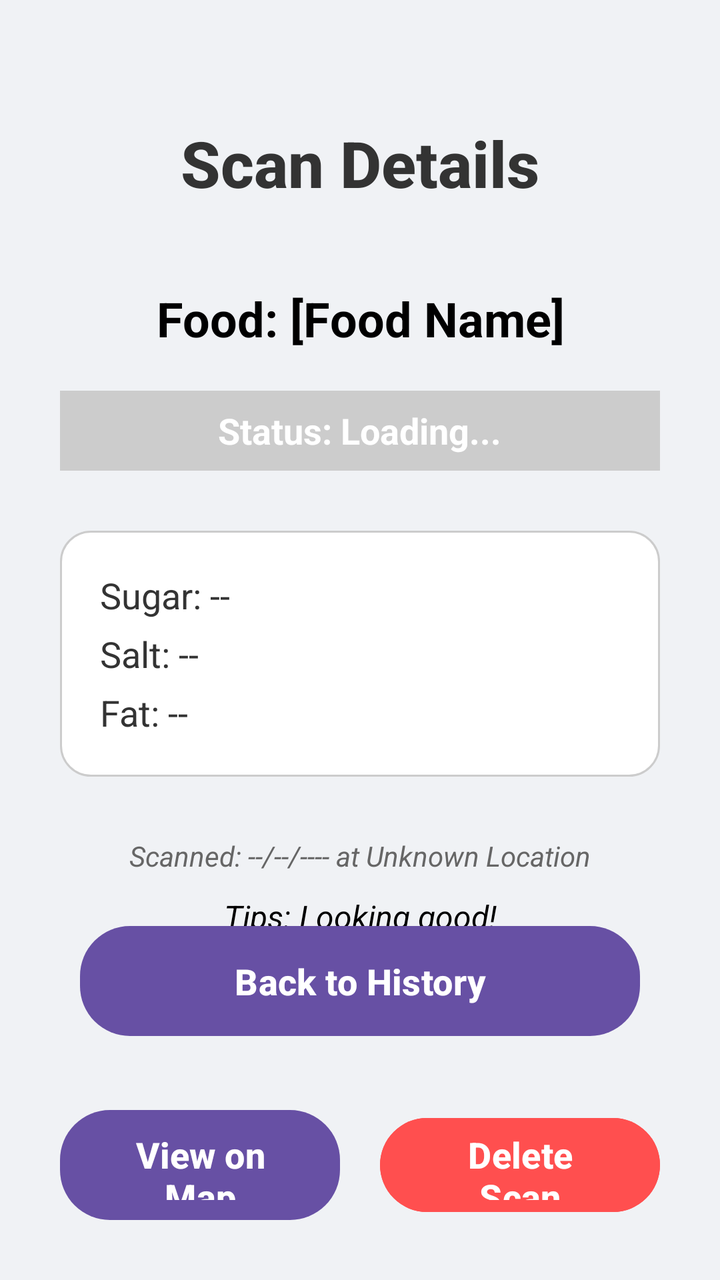
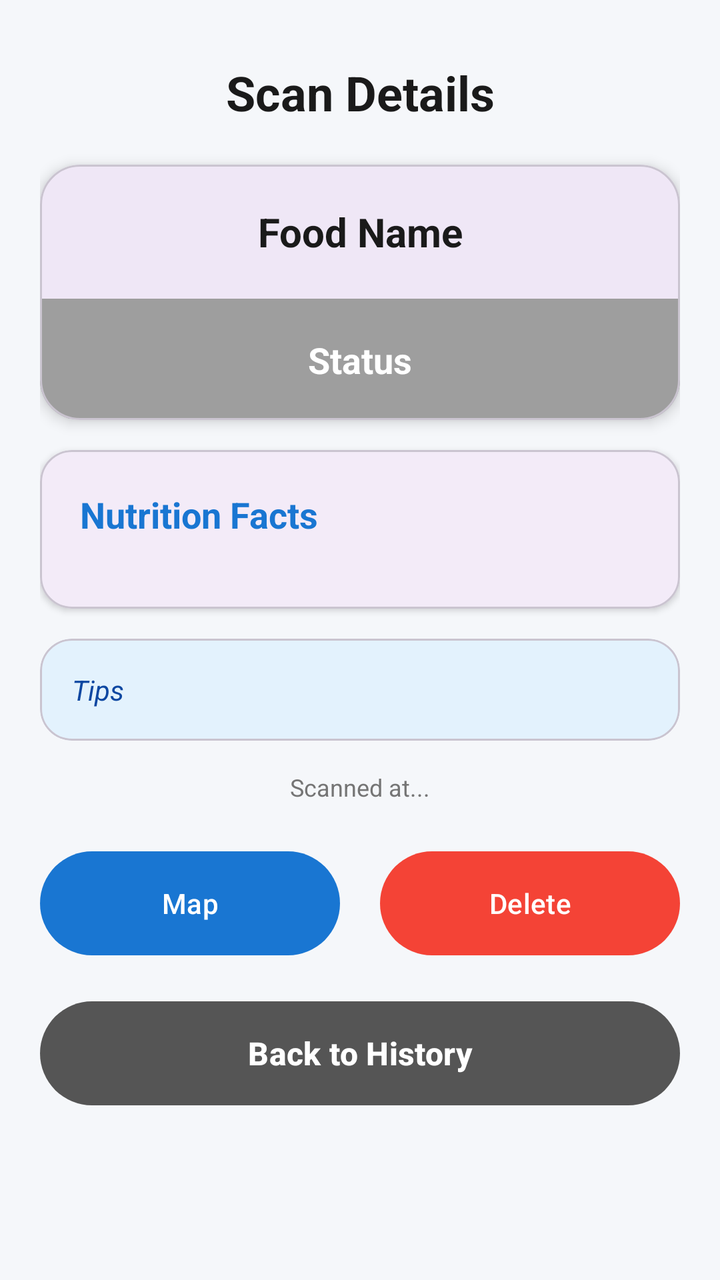

An Android layout rendered at two revisions. The XML below is the earlier revision; the diff shows what the commit changed to produce the second picture.
<!-- AndroidManifest.xml: application theme Theme.NutriScan -->
<!-- res/layout/activity_history_detail.xml -->
<?xml version="1.0" encoding="utf-8"?>
<RelativeLayout xmlns:android="http://schemas.android.com/apk/res/android"
    xmlns:app="http://schemas.android.com/apk/res-auto"
    xmlns:tools="http://schemas.android.com/tools"
    android:layout_width="match_parent"
    android:layout_height="match_parent"
    android:background="#F0F2F5"
    tools:context=".HistoryDetailActivity">

    <TextView
        android:id="@+id/textViewDetailTitle"
        android:layout_width="wrap_content"
        android:layout_height="wrap_content"
        android:layout_centerHorizontal="true"
        android:layout_marginTop="60dp"
        android:text="Scan Details"
        android:textColor="#333333"
        android:textSize="32sp"
        android:textStyle="bold"
        android:fontFamily="sans-serif-medium"
        />

    <TextView
        android:id="@+id/textViewDetailFoodName"
        android:layout_width="match_parent"
        android:layout_height="wrap_content"
        android:layout_below="@+id/textViewDetailTitle"
        android:layout_marginStart="30dp"
        android:layout_marginEnd="30dp"
        android:layout_marginTop="40dp"
        android:text="Food: [Food Name]"
        android:textColor="#000000"
        android:textSize="24sp"
        android:textStyle="bold"
        android:gravity="center_horizontal"
        />

    <View
        android:id="@+id/detailHealthStatusIndicator"
        android:layout_width="match_parent"
        android:layout_height="40dp"
        android:layout_below="@+id/textViewDetailFoodName"
        android:layout_marginStart="30dp"
        android:layout_marginEnd="30dp"
        android:layout_marginTop="20dp"
        android:background="#CCCCCC"
        />

    <TextView
        android:id="@+id/textViewDetailHealthStatus"
        android:layout_width="wrap_content"
        android:layout_height="wrap_content"
        android:layout_alignTop="@+id/detailHealthStatusIndicator"
        android:layout_alignBottom="@+id/detailHealthStatusIndicator"
        android:layout_centerHorizontal="true"
        android:gravity="center_vertical"
        android:text="Status: Loading..."
        android:textColor="#FFFFFF"
        android:textSize="18sp"
        android:textStyle="bold"
        />

    <LinearLayout
        android:id="@+id/linearLayoutNutritionDetails"
        android:layout_width="match_parent"
        android:layout_height="wrap_content"
        android:layout_below="@+id/detailHealthStatusIndicator"
        android:layout_marginStart="30dp"
        android:layout_marginEnd="30dp"
        android:layout_marginTop="30dp"
        android:orientation="vertical"
        android:background="@drawable/rounded_edittext_background"
        android:padding="20dp"
        >

        <TextView
            android:id="@+id/textViewDetailSugar"
            android:layout_width="match_parent"
            android:layout_height="wrap_content"
            android:text="Sugar: --"
            android:textColor="#333333"
            android:textSize="18sp"
            android:paddingBottom="5dp"
            />

        <TextView
            android:id="@+id/textViewDetailSalt"
            android:layout_width="match_parent"
            android:layout_height="wrap_content"
            android:text="Salt: --"
            android:textColor="#333333"
            android:textSize="18sp"
            android:paddingBottom="5dp"
            />

        <TextView
            android:id="@+id/textViewDetailFat"
            android:layout_width="match_parent"
            android:layout_height="wrap_content"
            android:text="Fat: --"
            android:textColor="#333333"
            android:textSize="18sp"
            />
    </LinearLayout>

    <TextView
        android:id="@+id/textViewDetailLocationDate"
        android:layout_width="match_parent"
        android:layout_height="wrap_content"
        android:layout_below="@+id/linearLayoutNutritionDetails"
        android:layout_marginStart="30dp"
        android:layout_marginEnd="30dp"
        android:layout_marginTop="30dp"
        android:text="Scanned: --/--/---- at Unknown Location"
        android:textColor="#666666"
        android:textSize="14sp"
        android:gravity="center_horizontal"
        android:textStyle="italic"
        />

    <TextView
        android:id="@+id/textViewDetailTips"
        android:layout_width="match_parent"
        android:layout_height="wrap_content"
        android:layout_below="@+id/textViewDetailLocationDate"
        android:layout_marginStart="30dp"
        android:layout_marginEnd="30dp"
        android:layout_marginTop="10dp"
        android:text="Tips: Looking good!"
        android:textColor="#000000"
        android:textSize="16sp"
        android:textStyle="italic"
        android:gravity="center_horizontal"
        />

    <LinearLayout
        android:layout_width="match_parent"
        android:layout_height="wrap_content"
        android:layout_alignParentBottom="true"
        android:orientation="horizontal"
        android:gravity="center"
        android:layout_marginBottom="30dp"
        android:layout_marginStart="30dp"
        android:layout_marginEnd="30dp"
        >

        <Button
            android:id="@+id/buttonViewOnMap"
            android:layout_width="0dp"
            android:layout_height="55dp"
            android:layout_marginEnd="10dp"
            android:layout_weight="1"
            android:background="@drawable/rounded_button_background"
            android:foreground="?attr/selectableItemBackground"
            android:text="View on Map"
            android:textColor="#FFFFFF"
            android:textSize="18sp"
            android:textStyle="bold" />

        <Button
            android:id="@+id/buttonDeleteScan"
            android:layout_width="0dp"
            android:layout_height="55dp"
            android:layout_marginStart="10dp"
            android:layout_weight="1"
            android:backgroundTint="#FF4F4F"
            android:foreground="?attr/selectableItemBackground"
            android:text="Delete Scan"
            android:textColor="#FFFFFF"
            android:textSize="18sp"
            android:textStyle="bold" />
    </LinearLayout>

    <Button
        android:id="@+id/buttonBackFromDetail"
        android:layout_width="match_parent"
        android:layout_height="55dp"
        android:layout_alignParentBottom="true"
        android:layout_marginStart="40dp"
        android:layout_marginEnd="40dp"
        android:layout_marginBottom="122dp"
        android:background="@drawable/rounded_button_background"
        android:foreground="?attr/selectableItemBackground"
        android:text="Back to History"
        android:textColor="#FFFFFF"
        android:textSize="18sp"
        android:textStyle="bold" />

</RelativeLayout>
<!-- resources referenced by this layout -->
<resources>
  <!-- drawable rounded_button_background (drawable) -->
  <?xml version="1.0" encoding="utf-8"?>
  <shape xmlns:android="http://schemas.android.com/apk/res/android"
      android:shape="rectangle">
      <gradient
          android:startColor="#007BFF"
          android:endColor="#0056b3"
          android:angle="90" />
      <corners android:radius="25dp" />
  </shape>
  <!-- drawable rounded_edittext_background (drawable) -->
  <?xml version="1.0" encoding="utf-8"?>
  <shape xmlns:android="http://schemas.android.com/apk/res/android"
      android:shape="rectangle">
      <solid android:color="#FFFFFF" />
      <corners android:radius="15dp" />
      <stroke android:width="1dp" android:color="#CCCCCC" />
  </shape>
  <style name="Theme.NutriScan" parent="Base.Theme.NutriScan" />
  <style name="Base.Theme.NutriScan" parent="Theme.Material3.DayNight.NoActionBar">
          
          
      </style>
</resources>

<!-- the commit's change to res/layout/activity_history_detail.xml (unified diff, before → after) -->
@@ -1,189 +1,195 @@
 <?xml version="1.0" encoding="utf-8"?>
-<RelativeLayout xmlns:android="http://schemas.android.com/apk/res/android"
+<ScrollView xmlns:android="http://schemas.android.com/apk/res/android"
     xmlns:app="http://schemas.android.com/apk/res-auto"
-    xmlns:tools="http://schemas.android.com/tools"
     android:layout_width="match_parent"
     android:layout_height="match_parent"
-    android:background="#F0F2F5"
-    tools:context=".HistoryDetailActivity">
-
-    <TextView
-        android:id="@+id/textViewDetailTitle"
-        android:layout_width="wrap_content"
-        android:layout_height="wrap_content"
-        android:layout_centerHorizontal="true"
-        android:layout_marginTop="60dp"
-        android:text="Scan Details"
-        android:textColor="#333333"
-        android:textSize="32sp"
-        android:textStyle="bold"
-        android:fontFamily="sans-serif-medium"
-        />
-
-    <TextView
-        android:id="@+id/textViewDetailFoodName"
-        android:layout_width="match_parent"
-        android:layout_height="wrap_content"
-        android:layout_below="@+id/textViewDetailTitle"
-        android:layout_marginStart="30dp"
-        android:layout_marginEnd="30dp"
-        android:layout_marginTop="40dp"
-        android:text="Food: [Food Name]"
-        android:textColor="#000000"
-        android:textSize="24sp"
-        android:textStyle="bold"
-        android:gravity="center_horizontal"
-        />
-
-    <View
-        android:id="@+id/detailHealthStatusIndicator"
-        android:layout_width="match_parent"
-        android:layout_height="40dp"
-        android:layout_below="@+id/textViewDetailFoodName"
-        android:layout_marginStart="30dp"
-        android:layout_marginEnd="30dp"
-        android:layout_marginTop="20dp"
-        android:background="#CCCCCC"
-        />
-
-    <TextView
-        android:id="@+id/textViewDetailHealthStatus"
-        android:layout_width="wrap_content"
-        android:layout_height="wrap_content"
-        android:layout_alignTop="@+id/detailHealthStatusIndicator"
-        android:layout_alignBottom="@+id/detailHealthStatusIndicator"
-        android:layout_centerHorizontal="true"
-        android:gravity="center_vertical"
-        android:text="Status: Loading..."
-        android:textColor="#FFFFFF"
-        android:textSize="18sp"
-        android:textStyle="bold"
-        />
-
-    <LinearLayout
-        android:id="@+id/linearLayoutNutritionDetails"
-        android:layout_width="match_parent"
-        android:layout_height="wrap_content"
-        android:layout_below="@+id/detailHealthStatusIndicator"
-        android:layout_marginStart="30dp"
-        android:layout_marginEnd="30dp"
-        android:layout_marginTop="30dp"
-        android:orientation="vertical"
-        android:background="@drawable/rounded_edittext_background"
-        android:padding="20dp"
-        >
-
-        <TextView
-            android:id="@+id/textViewDetailSugar"
-            android:layout_width="match_parent"
-            android:layout_height="wrap_content"
-            android:text="Sugar: --"
-            android:textColor="#333333"
-            android:textSize="18sp"
-            android:paddingBottom="5dp"
-            />
-
-        <TextView
-            android:id="@+id/textViewDetailSalt"
-            android:layout_width="match_parent"
-            android:layout_height="wrap_content"
-            android:text="Salt: --"
-            android:textColor="#333333"
-            android:textSize="18sp"
-            android:paddingBottom="5dp"
-            />
-
-        <TextView
-            android:id="@+id/textViewDetailFat"
-            android:layout_width="match_parent"
-            android:layout_height="wrap_content"
-            android:text="Fat: --"
-            android:textColor="#333333"
-            android:textSize="18sp"
-            />
-    </LinearLayout>
-
-    <TextView
-        android:id="@+id/textViewDetailLocationDate"
-        android:layout_width="match_parent"
-        android:layout_height="wrap_content"
-        android:layout_below="@+id/linearLayoutNutritionDetails"
-        android:layout_marginStart="30dp"
-        android:layout_marginEnd="30dp"
-        android:layout_marginTop="30dp"
-        android:text="Scanned: --/--/---- at Unknown Location"
-        android:textColor="#666666"
-        android:textSize="14sp"
-        android:gravity="center_horizontal"
-        android:textStyle="italic"
-        />
-
-    <TextView
-        android:id="@+id/textViewDetailTips"
-        android:layout_width="match_parent"
-        android:layout_height="wrap_content"
-        android:layout_below="@+id/textViewDetailLocationDate"
-        android:layout_marginStart="30dp"
-        android:layout_marginEnd="30dp"
-        android:layout_marginTop="10dp"
-        android:text="Tips: Looking good!"
-        android:textColor="#000000"
-        android:textSize="16sp"
-        android:textStyle="italic"
-        android:gravity="center_horizontal"
-        />
+    android:background="#F5F7FA"
+    android:fillViewport="true">
 
     <LinearLayout
         android:layout_width="match_parent"
         android:layout_height="wrap_content"
-        android:layout_alignParentBottom="true"
-        android:orientation="horizontal"
-        android:gravity="center"
-        android:layout_marginBottom="30dp"
-        android:layout_marginStart="30dp"
-        android:layout_marginEnd="30dp"
-        >
+        android:orientation="vertical"
+        android:padding="20dp">
 
-        <Button
-            android:id="@+id/buttonViewOnMap"
-            android:layout_width="0dp"
-            android:layout_height="55dp"
-            android:layout_marginEnd="10dp"
-            android:layout_weight="1"
-            android:background="@drawable/rounded_button_background"
-            android:foreground="?attr/selectableItemBackground"
-            android:text="View on Map"
-            android:textColor="#FFFFFF"
-            android:textSize="18sp"
-            android:textStyle="bold" />
+        <TextView
+            android:layout_width="match_parent"
+            android:layout_height="wrap_content"
+            android:layout_marginTop="10dp"
+            android:text="Scan Details"
+            android:textColor="@color/text_dark"
+            android:textSize="24sp"
+            android:textStyle="bold"
+            android:gravity="center" />
 
-        <Button
-            android:id="@+id/buttonDeleteScan"
-            android:layout_width="0dp"
-            android:layout_height="55dp"
-            android:layout_marginStart="10dp"
-            android:layout_weight="1"
-            android:backgroundTint="#FF4F4F"
-            android:foreground="?attr/selectableItemBackground"
-            android:text="Delete Scan"
-            android:textColor="#FFFFFF"
-            android:textSize="18sp"
-            android:textStyle="bold" />
+        <com.google.android.material.card.MaterialCardView
+            android:layout_width="match_parent"
+            android:layout_height="wrap_content"
+            android:layout_marginTop="20dp"
+            app:cardCornerRadius="20dp"
+            app:cardElevation="4dp">
+            <LinearLayout
+                android:layout_width="match_parent"
+                android:layout_height="wrap_content"
+                android:orientation="vertical">
+                <TextView
+                    android:id="@+id/textViewDetailFoodName"
+                    android:layout_width="match_parent"
+                    android:layout_height="wrap_content"
+                    android:padding="20dp"
+                    android:text="Food Name"
+                    android:textColor="@color/text_dark"
+                    android:textSize="20sp"
+                    android:textStyle="bold"
+                    android:gravity="center"/>
+                <View
+                    android:id="@+id/detailHealthStatusIndicator"
+                    android:layout_width="match_parent"
+                    android:layout_height="60dp"
+                    android:background="#9E9E9E" />
+                <TextView
+                    android:id="@+id/textViewDetailHealthStatus"
+                    android:layout_width="match_parent"
+                    android:layout_height="wrap_content"
+                    android:layout_marginTop="-60dp"
+                    android:padding="18dp"
+                    android:text="Status"
+                    android:textColor="#FFFFFF"
+                    android:textSize="18sp"
+                    android:textStyle="bold"
+                    android:gravity="center"/>
+            </LinearLayout>
+        </com.google.android.material.card.MaterialCardView>
+
+        
+        <com.google.android.material.card.MaterialCardView
+            android:layout_width="match_parent"
+            android:layout_height="wrap_content"
+            android:layout_marginTop="15dp"
+            app:cardCornerRadius="16dp"
+            app:cardElevation="2dp">
+            <LinearLayout
+                android:layout_width="match_parent"
+                android:layout_height="wrap_content"
+                android:orientation="vertical"
+                android:padding="20dp">
+                <TextView
+                    android:layout_width="wrap_content"
+                    android:layout_height="wrap_content"
+                    android:text="Nutrition Facts"
+                    android:textColor="@color/primary_blue"
+                    android:textSize="18sp"
+                    android:textStyle="bold"
+                    android:layout_marginBottom="15dp" />
+
+                <LinearLayout
+                    android:id="@+id/detailNutritionContainer"
+                    android:layout_width="match_parent"
+                    android:layout_height="wrap_content"
+                    android:orientation="vertical" />
+            </LinearLayout>
+        </com.google.android.material.card.MaterialCardView>
+
+        
+        <com.google.android.material.card.MaterialCardView
+            android:id="@+id/cardDetailIngredients"
+            android:layout_width="match_parent"
+            android:layout_height="wrap_content"
+            android:layout_marginTop="15dp"
+            app:cardCornerRadius="16dp"
+            app:cardElevation="2dp"
+            android:visibility="gone">
+
+            <LinearLayout
+                android:layout_width="match_parent"
+                android:layout_height="wrap_content"
+                android:orientation="vertical"
+                android:padding="20dp">
+
+                <TextView
+                    android:layout_width="wrap_content"
+                    android:layout_height="wrap_content"
+                    android:text="Ingredients"
+                    android:textColor="@color/primary_blue"
+                    android:textSize="18sp"
+                    android:textStyle="bold"
+                    android:layout_marginBottom="10dp" />
+
+                <TextView
+                    android:id="@+id/textViewDetailIngredients"
+                    android:layout_width="match_parent"
+                    android:layout_height="wrap_content"
+                    android:textColor="#555555"
+                    android:textSize="14sp"
+                    android:lineSpacingExtra="4dp" />
+            </LinearLayout>
+        </com.google.android.material.card.MaterialCardView>
+
+        
+        <com.google.android.material.card.MaterialCardView
+            android:layout_width="match_parent"
+            android:layout_height="wrap_content"
+            android:layout_marginTop="15dp"
+            app:cardBackgroundColor="#E3F2FD"
+            app:cardCornerRadius="16dp"
+            app:cardElevation="0dp">
+            <TextView
+                android:id="@+id/textViewDetailTips"
+                android:layout_width="match_parent"
+                android:layout_height="wrap_content"
+                android:padding="16dp"
+                android:text="Tips"
+                android:textColor="#0D47A1"
+                android:textSize="14sp"
+                android:textStyle="italic" />
+        </com.google.android.material.card.MaterialCardView>
+
+        <TextView
+            android:id="@+id/textViewDetailLocationDate"
+            android:layout_width="match_parent"
+            android:layout_height="wrap_content"
+            android:layout_marginTop="15dp"
+            android:text="Scanned at..."
+            android:textColor="@color/text_light"
+            android:textSize="12sp"
+            android:gravity="center" />
+
+        <LinearLayout
+            android:layout_width="match_parent"
+            android:layout_height="wrap_content"
+            android:orientation="horizontal"
+            android:layout_marginTop="20dp">
+            <com.google.android.material.button.MaterialButton
+                android:id="@+id/buttonViewOnMap"
+                android:layout_width="0dp"
+                android:layout_height="60dp"
+                android:layout_weight="1"
+                android:layout_marginEnd="10dp"
+                android:text="Map"
+                app:cornerRadius="30dp"
+                app:backgroundTint="@color/primary_blue"/>
+            <com.google.android.material.button.MaterialButton
+                android:id="@+id/buttonDeleteScan"
+                android:layout_width="0dp"
+                android:layout_height="60dp"
+                android:layout_weight="1"
+                android:layout_marginStart="10dp"
+                android:text="Delete"
+                app:cornerRadius="30dp"
+                app:backgroundTint="#F44336"/>
+        </LinearLayout>
+
+        <com.google.android.material.button.MaterialButton
+            android:id="@+id/buttonBackFromDetail"
+            android:layout_width="match_parent"
+            android:layout_height="60dp"
+            android:layout_marginTop="15dp"
+            android:layout_marginBottom="20dp"
+            android:text="Back to History"
+            android:textSize="16sp"
+            android:textStyle="bold"
+            app:cornerRadius="30dp"
+            app:backgroundTint="#555555"/>
+
     </LinearLayout>
-
-    <Button
-        android:id="@+id/buttonBackFromDetail"
-        android:layout_width="match_parent"
-        android:layout_height="55dp"
-        android:layout_alignParentBottom="true"
-        android:layout_marginStart="40dp"
-        android:layout_marginEnd="40dp"
-        android:layout_marginBottom="122dp"
-        android:background="@drawable/rounded_button_background"
-        android:foreground="?attr/selectableItemBackground"
-        android:text="Back to History"
-        android:textColor="#FFFFFF"
-        android:textSize="18sp"
-        android:textStyle="bold" />
-
-</RelativeLayout>
+</ScrollView>
<!-- resource entries referenced after the edit -->
@@ -1,23 +1,8 @@
 <!-- resources referenced by this layout -->
 <resources>
-  <!-- drawable rounded_button_background (drawable) -->
-  <?xml version="1.0" encoding="utf-8"?>
-  <shape xmlns:android="http://schemas.android.com/apk/res/android"
-      android:shape="rectangle">
-      <gradient
-          android:startColor="#007BFF"
-          android:endColor="#0056b3"
-          android:angle="90" />
-      <corners android:radius="25dp" />
-  </shape>
-  <!-- drawable rounded_edittext_background (drawable) -->
-  <?xml version="1.0" encoding="utf-8"?>
-  <shape xmlns:android="http://schemas.android.com/apk/res/android"
-      android:shape="rectangle">
-      <solid android:color="#FFFFFF" />
-      <corners android:radius="15dp" />
-      <stroke android:width="1dp" android:color="#CCCCCC" />
-  </shape>
+  <color name="primary_blue">#1976D2</color>
+  <color name="text_dark">#1A1A1A</color>
+  <color name="text_light">#757575</color>
   <style name="Theme.NutriScan" parent="Base.Theme.NutriScan" />
   <style name="Base.Theme.NutriScan" parent="Theme.Material3.DayNight.NoActionBar">
           
